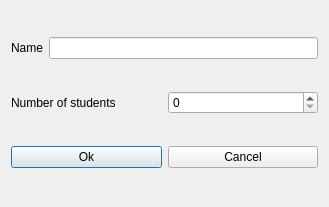
Before: the Qt Designer form fet/src/interface/modifystudentsyearform_template.ui in vonmecheln/fet, drawn with Qt 5.
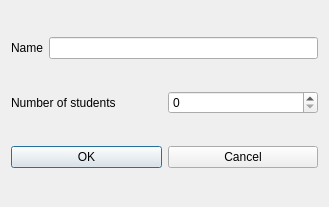
After: the same form once the commit is applied.

The edit to the form file:
```diff
--- a/fet/src/interface/modifystudentsyearform_template.ui
+++ b/fet/src/interface/modifystudentsyearform_template.ui
@@ -63,7 +63,7 @@
      <item>
       <widget class="QPushButton" name="okPushButton">
        <property name="text">
-        <string>Ok</string>
+        <string>OK</string>
        </property>
       </widget>
      </item>
```
